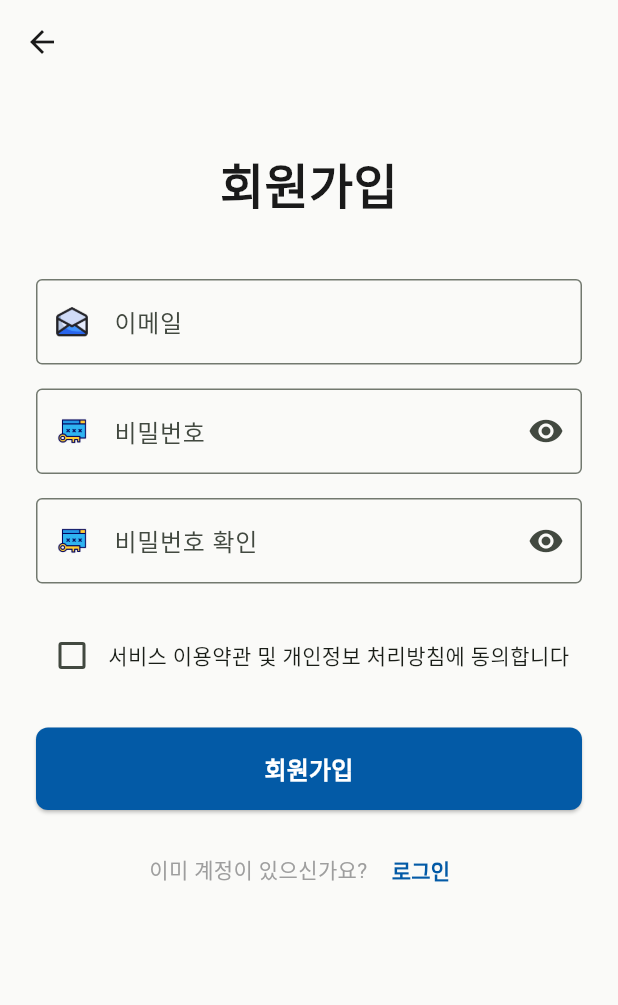
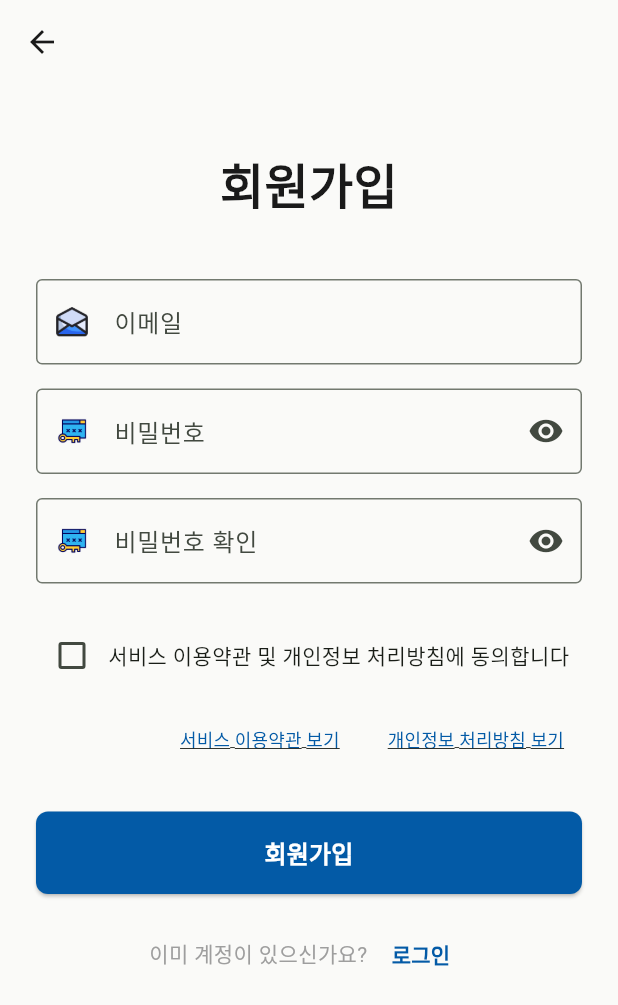
Before and after one commit to harford-stack/flutter_team_project, a Flutter app: the SignUpScreen screen opened directly, on a phone screen of 412 x 824 dp. Shown: the top 1005 px of the screen. Run offline on Flutter 3.47's test engine with Material 3 defaults, Android fonts, the phone set to English and light mode, and no system bars; our stand-ins replace cloud_firestore, firebase_auth, firebase_core, firebase_storage, flutter_dotenv, google_generative_ai and 3 more; missing offline and left inert: shake; accounts and stored records are empty; generated files the repository leaves out were written again.

```diff
--- a/lib/auth/signup_screen.dart
+++ b/lib/auth/signup_screen.dart
@@ -5,6 +5,7 @@ import '../common/password_validator.dart';
 import 'auth_provider.dart';
 import 'nickname_input_screen.dart';
 import 'login_screen.dart';
+import 'terms_screen.dart';
 
 class SignUpScreen extends StatefulWidget {
   const SignUpScreen({super.key});
@@ -329,6 +330,9 @@ class _SignUpScreenState extends State<SignUpScreen> {
                   ),
                   const SizedBox(height: 24),
                   // 약관 동의 체크박스
+                  Column(
+                    crossAxisAlignment: CrossAxisAlignment.start,
+                    children: [
                       Row(
                         children: [
                           Checkbox(
@@ -351,6 +355,49 @@ class _SignUpScreenState extends State<SignUpScreen> {
                                 style: TextStyle(fontSize: 14),
                               ),
                             ),
+                          ),
+                        ],
+                      ),
+                      const SizedBox(height: 8),
+                      Row(
+                        mainAxisAlignment: MainAxisAlignment.end,
+                        children: [
+                          TextButton(
+                            onPressed: () {
+                              Navigator.of(context).push(
+                                MaterialPageRoute(
+                                  builder: (context) => const TermsScreen(type: 'terms'),
+                                ),
+                              );
+                            },
+                            child: const Text(
+                              '서비스 이용약관 보기',
+                              style: TextStyle(
+                                fontSize: 12,
+                                color: AppColors.primaryColor,
+                                decoration: TextDecoration.underline,
+                              ),
+                            ),
+                          ),
+                          const SizedBox(width: 8),
+                          TextButton(
+                            onPressed: () {
+                              Navigator.of(context).push(
+                                MaterialPageRoute(
+                                  builder: (context) => const TermsScreen(type: 'privacy'),
+                                ),
+                              );
+                            },
+                            child: const Text(
+                              '개인정보 처리방침 보기',
+                              style: TextStyle(
+                                fontSize: 12,
+                                color: AppColors.primaryColor,
+                                decoration: TextDecoration.underline,
+                              ),
+                            ),
+                          ),
+                        ],
                       ),
                     ],
                   ),
--- /dev/null
+++ b/lib/auth/terms_screen.dart
@@ -0,0 +1,218 @@
+import 'package:flutter/material.dart';
+import '../common/app_colors.dart';
+
+class TermsScreen extends StatefulWidget {
+  final String type; // 'terms' 또는 'privacy'
+
+  const TermsScreen({
+    super.key,
+    this.type = 'terms', // 기본값은 서비스 이용약관
+  });
+
+  @override
+  State<TermsScreen> createState() => _TermsScreenState();
+}
+
+class _TermsScreenState extends State<TermsScreen> {
+  @override
+  Widget build(BuildContext context) {
+    final isTerms = widget.type == 'terms';
+    final title = isTerms ? '서비스 이용약관' : '개인정보 처리방침';
+    final content = isTerms ? _getTermsContent() : _getPrivacyContent();
+
+    return Scaffold(
+      backgroundColor: AppColors.backgroundColor,
+      appBar: AppBar(
+        backgroundColor: AppColors.backgroundColor,
+        elevation: 0,
+        leading: IconButton(
+          icon: const Icon(Icons.arrow_back, color: AppColors.textDark),
+          onPressed: () {
+            Navigator.of(context).pop();
+          },
+        ),
+        title: Text(
+          title,
+          style: const TextStyle(
+            color: AppColors.textDark,
+            fontSize: 20,
+            fontWeight: FontWeight.bold,
+          ),
+        ),
+      ),
+      body: SingleChildScrollView(
+        padding: const EdgeInsets.all(24.0),
+        child: Column(
+          crossAxisAlignment: CrossAxisAlignment.start,
+          children: [
+            Text(
+              content,
+              style: const TextStyle(
+                fontSize: 14,
+                color: AppColors.textDark,
+                height: 1.6,
+              ),
+            ),
+            const SizedBox(height: 32),
+            // 하단 안내 문구
+            Container(
+              padding: const EdgeInsets.all(16),
+              decoration: BoxDecoration(
+                color: AppColors.primaryColor.withOpacity(0.1),
+                borderRadius: BorderRadius.circular(8),
+                border: Border.all(color: AppColors.primaryColor.withOpacity(0.3)),
+              ),
+              child: const Row(
+                children: [
+                  Icon(
+                    Icons.info_outline,
+                    color: AppColors.primaryColor,
+                    size: 20,
+                  ),
+                  SizedBox(width: 8),
+                  Expanded(
+                    child: Text(
+                      '약관 내용에 동의하시면 회원가입을 진행할 수 있습니다.',
+                      style: TextStyle(
+                        fontSize: 12,
+                        color: AppColors.textDark,
+                      ),
+                    ),
+                  ),
+                ],
+              ),
+            ),
+          ],
+        ),
+      ),
+    );
+  }
+
+  String _getTermsContent() {
+    return '''
+제1조 (목적)
+이 약관은 [앱 이름](이하 "회사")이 제공하는 서비스의 이용과 관련하여 회사와 이용자 간의 권리, 의무 및 책임사항을 규정함을 목적으로 합니다.
+
+제2조 (정의)
+① "서비스"란 회사가 제공하는 모든 온라인 서비스를 의미합니다.
+② "이용자"란 이 약관에 따라 회사가 제공하는 서비스를 받는 회원 및 비회원을 말합니다.
+③ "회원"이란 회사에 개인정보를 제공하여 회원등록을 한 자로서, 회사의 정보를 지속적으로 제공받으며, 회사가 제공하는 서비스를 계속적으로 이용할 수 있는 자를 말합니다.
+
+제3조 (약관의 게시와 개정)
+① 회사는 이 약관의 내용을 이용자가 쉽게 알 수 있도록 서비스 초기 화면에 게시합니다.
+② 회사는 필요한 경우 관련 법령을 위배하지 않는 범위에서 이 약관을 개정할 수 있습니다.
+③ 회사가 약관을 개정할 경우에는 적용일자 및 개정사유를 명시하여 현행약관과 함께 서비스의 초기화면에 그 적용일자 7일 이전부터 적용일자 전일까지 공지합니다.
+
+제4조 (회원가입)
+① 이용자는 회사가 정한 가입 양식에 따라 회원정보를 기입한 후 이 약관에 동의한다는 의사표시를 함으로서 회원가입을 신청합니다.
+② 회사는 제1항과 같이 회원가입을 신청한 이용자 중 다음 각 호에 해당하지 않는 한 회원으로 등록합니다.
+  1. 가입신청자가 이 약관에 의하여 이전에 회원자격을 상실한 적이 있는 경우
+  2. 등록 내용에 허위, 기재누락, 오기가 있는 경우
+  3. 기타 회원으로 등록하는 것이 회사의 기술상 현저히 지장이 있다고 판단되는 경우
+
+제5조 (회원정보의 변경)
+회원은 개인정보관리화면을 통하여 언제든지 본인의 개인정보를 열람·수정할 수 있습니다.
+
+제6조 (서비스의 제공 및 변경)
+① 회사는 다음과 같은 서비스를 제공합니다.
+  1. 레시피 추천 서비스
+  2. 재료 관리 서비스
+  3. 커뮤니티 서비스
+  4. 기타 회사가 추가 개발하거나 제휴계약 등을 통해 회원에게 제공하는 일체의 서비스
+② 회사는 필요한 경우 서비스의 내용을 변경할 수 있으며, 변경 시에는 사전에 공지합니다.
+
+제7조 (서비스의 중단)
+① 회사는 컴퓨터 등 정보통신설비의 보수점검, 교체 및 고장, 통신의 두절 등의 사유가 발생한 경우에는 서비스의 제공을 일시적으로 중단할 수 있습니다.
+② 회사는 제1항의 사유로 서비스의 제공이 일시적으로 중단됨으로 인하여 이용자 또는 제3자가 입은 손해에 대하여 배상합니다. 단, 회사가 고의 또는 과실이 없음을 입증하는 경우에는 그러하지 아니합니다.
+
+제8조 (회원의 의무)
+① 회원은 다음 행위를 하여서는 안 됩니다.
+  1. 신청 또는 변경 시 허위내용의 등록
+  2. 타인의 정보 도용
+  3. 회사가 게시한 정보의 변경
+  4. 회사가 정한 정보 이외의 정보(컴퓨터 프로그램 등) 등의 송신 또는 게시
+  5. 회사와 기타 제3자의 저작권 등 지적재산권에 대한 침해
+  6. 회사 및 기타 제3자의 명예를 손상시키거나 업무를 방해하는 행위
+  7. 외설 또는 폭력적인 메시지, 화상, 음성, 기타 공서양속에 반하는 정보를 공개 또는 게시하는 행위
+
+제9조 (개인정보보호)
+① 회사는 이용자의 개인정보 수집시 서비스제공을 위하여 필요한 범위에서 최소한의 개인정보를 수집합니다.
+② 회사는 회원가입시 구매계약이행에 필요한 정보를 미리 수집하지 않습니다.
+③ 회사는 이용자의 개인정보를 수집·이용하는 때에는 당해 이용자에게 그 목적을 고지하고 동의를 받습니다.
+
+제10조 (회원의 ID 및 비밀번호에 대한 의무)
+① 회원은 자신의 ID 및 비밀번호에 대한 관리책임을 가집니다.
+② 회원은 자신의 ID 및 비밀번호를 제3자에게 이용하게 해서는 안됩니다.
+
+제11조 (약관의 해석)
+이 약관에서 정하지 아니한 사항과 이 약관의 해석에 관하여는 관련법령 또는 상관례에 따릅니다.
+
+[시행일] 이 약관은 2024년 1월 1일부터 시행됩니다.
+''';
+  }
+
+  String _getPrivacyContent() {
+    return '''
+제1조 (개인정보의 처리목적)
+회사는 다음의 목적을 위하여 개인정보를 처리합니다. 처리하고 있는 개인정보는 다음의 목적 이외의 용도로는 이용되지 않으며, 이용 목적이 변경되는 경우에는 개인정보 보호법 제18조에 따라 별도의 동의를 받는 등 필요한 조치를 이행할 예정입니다.
+
+① 회원 가입 및 관리
+- 회원 가입의사 확인, 회원제 서비스 제공에 따른 본인 식별·인증, 회원자격 유지·관리, 서비스 부정이용 방지, 각종 고지·통지, 고충처리 등을 목적으로 개인정보를 처리합니다.
+
+② 서비스 제공
+- 레시피 추천, 재료 관리, 커뮤니티 서비스 제공, 콘텐츠 제공, 맞춤 서비스 제공, 본인인증 등을 목적으로 개인정보를 처리합니다.
+
+제2조 (개인정보의 처리 및 보유기간)
+① 회사는 법령에 따른 개인정보 보유·이용기간 또는 정보주체로부터 개인정보를 수집 시에 동의받은 개인정보 보유·이용기간 내에서 개인정보를 처리·보유합니다.
+② 각각의 개인정보 처리 및 보유 기간은 다음과 같습니다.
+  1. 회원 가입 및 관리: 회원 탈퇴 시까지 (단, 관계 법령 위반에 따른 수사·조사 등이 진행중인 경우에는 해당 수사·조사 종료 시까지)
+  2. 서비스 제공: 서비스 이용 종료 시까지
+
+제3조 (처리하는 개인정보의 항목)
+회사는 다음의 개인정보 항목을 처리하고 있습니다.
+① 회원 가입 및 관리
+- 필수항목: 이메일, 비밀번호, 닉네임
+- 선택항목: 생년월일, 성별
+② 서비스 이용 과정에서 자동 수집되는 정보
+- IP주소, 쿠키, MAC주소, 서비스 이용 기록, 방문 기록, 불량 이용 기록 등
+
+제4조 (개인정보의 제3자 제공)
+회사는 정보주체의 개인정보를 제1조(개인정보의 처리목적)에서 명시한 범위 내에서만 처리하며, 정보주체의 동의, 법률의 특별한 규정 등 개인정보 보호법 제17조 및 제18조에 해당하는 경우에만 개인정보를 제3자에게 제공합니다.
+
+제5조 (개인정보처리의 위탁)
+① 회사는 원활한 개인정보 업무처리를 위하여 다음과 같이 개인정보 처리업무를 위탁하고 있습니다.
+  1. Firebase (Google)
+   - 위탁업무의 내용: 데이터 저장 및 인증 서비스
+   - 위탁기간: 회원 탈퇴 시까지
+
+제6조 (정보주체의 권리·의무 및 행사방법)
+① 정보주체는 회사에 대해 언제든지 다음 각 호의 개인정보 보호 관련 권리를 행사할 수 있습니다.
+  1. 개인정보 처리정지 요구
+  2. 개인정보 열람 요구
+  3. 개인정보 정정·삭제 요구
+  4. 개인정보 처리정지 요구
+
+제7조 (개인정보의 파기)
+① 회사는 개인정보 보유기간의 경과, 처리목적 달성 등 개인정보가 불필요하게 되었을 때에는 지체없이 해당 개인정보를 파기합니다.
+② 개인정보 파기의 절차 및 방법은 다음과 같습니다.
+  1. 파기절차: 회사는 파기 사유가 발생한 개인정보를 선정하고, 회사의 개인정보 보호책임자의 승인을 받아 개인정보를 파기합니다.
+  2. 파기방법: 전자적 파일 형태의 정보는 기록을 재생할 수 없는 기술적 방법을 사용합니다.
+
+제8조 (개인정보 보호책임자)
+① 회사는 개인정보 처리에 관한 업무를 총괄해서 책임지고, 개인정보 처리와 관련한 정보주체의 불만처리 및 피해구제 등을 위하여 아래와 같이 개인정보 보호책임자를 지정하고 있습니다.
+- 개인정보 보호책임자: [담당자명]
+- 연락처: [이메일]
+
+제9조 (개인정보의 안전성 확보조치)
+회사는 개인정보의 안전성 확보를 위해 다음과 같은 조치를 취하고 있습니다.
+① 관리적 조치: 내부관리계획 수립·시행, 정기적 직원 교육 등
+② 기술적 조치: 개인정보처리시스템 등의 접근권한 관리, 접근통제시스템 설치, 고유식별정보 등의 암호화, 보안프로그램 설치
+③ 물리적 조치: 전산실, 자료보관실 등의 접근통제
+
+제10조 (개인정보 처리방침 변경)
+이 개인정보 처리방침은 2024년 1월 1일부터 적용되며, 법령 및 방침에 따른 변경내용의 추가, 삭제 및 정정이 있는 경우에는 변경사항의 시행 7일 전부터 공지사항을 통하여 고지할 것입니다.
+
+[시행일] 이 개인정보 처리방침은 2024년 1월 1일부터 시행됩니다.
+''';
+  }
+}
--- a/lib/community/screens/post_editor_screen.dart
+++ b/lib/community/screens/post_editor_screen.dart
@@ -160,9 +160,27 @@ class _PostEditorScreenState extends State<PostEditorScreen> {
     } catch (e) {
       setState(() => _isLoading = false);
       print('게시글 저장 오류: $e');
-      ScaffoldMessenger.of(context).showSnackBar(
-        SnackBar(content: Text('오류가 발생했습니다')),
-      );
+
+      String errorMessage = '게시글 저장에 실패했습니다';
+      if (e.toString().contains('업로드 권한')) {
+        errorMessage = '이미지 업로드 권한이 없습니다. Firebase Storage 규칙을 확인해주세요.';
+      } else if (e.toString().contains('용량')) {
+        errorMessage = 'Storage 용량이 초과되었습니다.';
+      } else if (e.toString().contains('이미지')) {
+        errorMessage = '이미지 업로드에 실패했습니다. 다시 시도해주세요.';
+      } else if (e.toString().isNotEmpty) {
+        errorMessage = e.toString().replaceAll('Exception: ', '');
+      }
+
+      if (mounted) {
+        ScaffoldMessenger.of(context).showSnackBar(
+          SnackBar(
+            content: Text(errorMessage),
+            backgroundColor: Colors.red,
+            duration: const Duration(seconds: 4),
+          ),
+        );
+      }
     }
   }
   /// ========== bottomnavbar ==========
--- a/lib/community/services/post_service.dart
+++ b/lib/community/services/post_service.dart
@@ -66,7 +66,17 @@ class PostService {
 
       // 如果有图片，先上传到 Firebase Storage
       if (imageFile != null) {
-        thumbnailUrl = await _uploadImage(imageFile, userId);
+        try {
+          thumbnailUrl = await _uploadImage(imageFile, userId);
+          if (thumbnailUrl.isEmpty) {
+            throw Exception('이미지 업로드에 실패했습니다');
+          }
+        } catch (e) {
+          print('이미지 업로드 실패: $e');
+          // 이미지 업로드 실패해도 게시글은 작성 가능 (이미지 없이)
+          // 하지만 사용자에게 알려주기 위해 예외를 다시 던짐
+          rethrow;
+        }
       }
 
       // 创建帖子数据
@@ -91,7 +101,7 @@ class PostService {
       return docRef.id;
     } catch (e) {
       print('게시글 작성 실패: $e');
-      return null;
+      rethrow; // 예외를 다시 던져서 UI에서 처리할 수 있도록
     }
   }
 
@@ -213,27 +223,55 @@ class PostService {
   /// ========== 辅助方法：上传图片 ==========
   Future<String> _uploadImage(File imageFile, String userId) async {
     try {
-      print('📤 开始上传图片...');
-      print('📁 文件路径: ${imageFile.path}');
-      print('📁 文件是否存在: ${await imageFile.exists()}');
+      print('📤 이미지 업로드 시작...');
+      print('📁 파일 경로: ${imageFile.path}');
+
+      // 파일 존재 확인
+      if (!await imageFile.exists()) {
+        print('❌ 파일이 존재하지 않습니다');
+        throw Exception('파일이 존재하지 않습니다');
+      }
+
+      // 파일 크기 확인 (10MB 제한)
+      final fileSize = await imageFile.length();
+      if (fileSize > 10 * 1024 * 1024) {
+        print('❌ 파일 크기가 너무 큽니다 (최대 10MB)');
+        throw Exception('이미지 크기는 10MB 이하여야 합니다');
+      }
 
       final fileName = 'posts/${userId}_${DateTime.now().millisecondsSinceEpoch}.jpg';
-      print('📁 Storage 路径: $fileName');
+      print('📁 Storage 경로: $fileName');
 
       final ref = _storage.ref().child(fileName);
 
-      print('⬆️ 正在上传...');
-      await ref.putFile(imageFile);
+      print('⬆️ 업로드 중...');
+      // 업로드 실행
+      await ref.putFile(
+        imageFile,
+        SettableMetadata(
+          contentType: 'image/jpeg',
+          cacheControl: 'max-age=3600',
+        ),
+      );
 
-      print('✅ 上传成功，获取 URL...');
+      print('✅ 업로드 성공, URL 가져오는 중...');
       final downloadUrl = await ref.getDownloadURL();
 
-      print('✅ URL 获取成功: $downloadUrl');
+      print('✅ URL 가져오기 성공: $downloadUrl');
       return downloadUrl;
+    } on FirebaseException catch (e) {
+      print('❌ Firebase Storage 오류: ${e.code} - ${e.message}');
+      if (e.code == 'unauthorized') {
+        throw Exception('업로드 권한이 없습니다. Firebase Storage 규칙을 확인해주세요.');
+      } else if (e.code == 'quota-exceeded') {
+        throw Exception('Storage 용량이 초과되었습니다.');
+      } else {
+        throw Exception('이미지 업로드 실패: ${e.message}');
+      }
     } catch (e) {
       print('❌ 이미지 업로드 실패: $e');
-      print('❌ 错误类型: ${e.runtimeType}');
-      return '';
+      print('❌ 오류 타입: ${e.runtimeType}');
+      rethrow;
     }
   }
 
--- a/pubspec.yaml
+++ b/pubspec.yaml
@@ -43,7 +43,7 @@ dependencies:
   flutter_localizations:
     sdk: flutter
   google_generative_ai:
-  firebase_storage: ^12.3.4
+  firebase_storage:
 
 
   # The following adds the Cupertino Icons font to your application.
```
Also changed, not shown: lib/auth/my_recipes_screen.dart (added, +133 -0 lines), lib/common/custom_drawer.dart (+5 -2 lines). Lines whose indentation alone changed are shown as unchanged.
